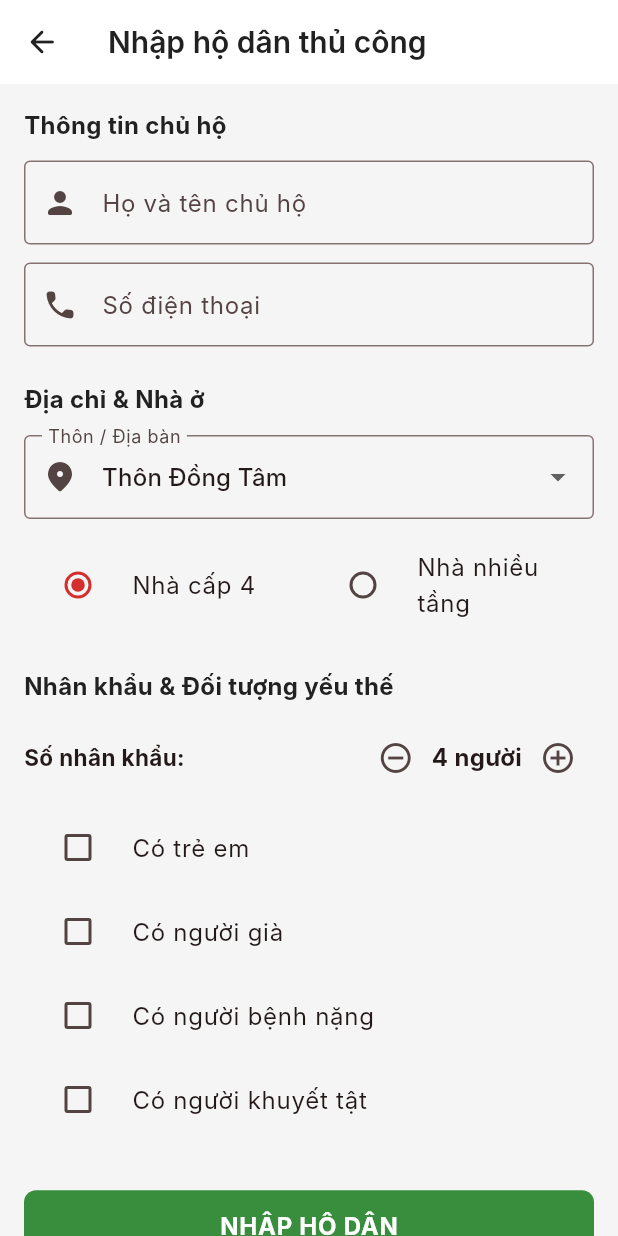
After one commit to Nhattuan9393/disaster-rescue-mobile, a Flutter app: the ManualEntryScreen screen opened by its route, on a phone screen of 412 x 824 dp. The commit adds this screen. Run offline on Flutter 3.47's test engine with Material 3 defaults, Android fonts, the phone set to English and light mode, and no system bars; our stand-ins replace connectivity_plus, flutter_riverpod, freezed_annotation, go_router, hive, hive_flutter; missing offline and left inert: mobile_scanner; accounts and stored records are empty; Roboto replaces fonts that are missing (Inter).

Commit message:
feat(household_registry): implement manual household entry (Screen 25) and duplicate resolution (Screen 26)

```diff
--- /dev/null
+++ b/lib/data/models/household_model.dart
@@ -0,0 +1,23 @@
+import 'package:freezed_annotation/freezed_annotation.dart';
+import 'package:disaster_rescue/data/models/sos_models.dart';
+
+part 'household_model.freezed.dart';
+part 'household_model.g.dart';
+
+@freezed
+class HouseholdModel with _$HouseholdModel {
+  const factory HouseholdModel({
+    required String id,
+    required String ownerName,
+    required String ownerPhone,
+    required String address, // Tên thôn (ví dụ: Đồng Tâm, Bản Vược)
+    required int peopleCount,
+    required HouseType houseType,
+    @Default(false) bool hasChildren,
+    @Default(false) bool hasElderly,
+    @Default(false) bool hasSeriouslyIll,
+    @Default(false) bool hasDisabled,
+  }) = _HouseholdModel;
+
+  factory HouseholdModel.fromJson(Map<String, dynamic> json) => _$HouseholdModelFromJson(json);
+}
--- a/lib/features/household/household_home_screen.dart
+++ b/lib/features/household/household_home_screen.dart
@@ -31,6 +31,7 @@ class HouseholdHomeScreen extends ConsumerWidget {
           ref.read(safetyReminderProvider.notifier).dismissReminder();
         });
       }
+    });
     // Lắng nghe trạng thái SOS để điều hướng đến màn hình chi tiết (Screen 05)
     ref.listen<SosState>(sosProvider, (previous, next) {
       if (next.buttonState == SosButtonState.sent &&
--- /dev/null
+++ b/lib/features/household_registry/manual_entry_screen.dart
@@ -0,0 +1,271 @@
+import 'package:flutter/material.dart';
+import 'package:flutter_riverpod/flutter_riverpod.dart';
+import 'package:go_router/go_router.dart';
+import 'package:disaster_rescue/core/theme/app_theme.dart';
+import 'package:disaster_rescue/features/household_registry/providers/household_registry_provider.dart';
+import 'package:disaster_rescue/data/models/household_model.dart';
+import 'package:disaster_rescue/data/models/sos_models.dart';
+
+class ManualEntryScreen extends ConsumerStatefulWidget {
+  const ManualEntryScreen({super.key});
+
+  @override
+  ConsumerState<ManualEntryScreen> createState() => _ManualEntryScreenState();
+}
+
+class _ManualEntryScreenState extends ConsumerState<ManualEntryScreen> {
+  final _formKey = GlobalKey<FormState>();
+  final _nameController = TextEditingController();
+  final _phoneController = TextEditingController();
+  String _address = 'Thôn Đồng Tâm';
+  int _peopleCount = 4;
+  HouseType _houseType = HouseType.level4;
+
+  bool _hasChildren = false;
+  bool _hasElderly = false;
+  bool _hasSeriouslyIll = false;
+  bool _hasDisabled = false;
+
+  @override
+  void dispose() {
+    _nameController.dispose();
+    _phoneController.dispose();
+    super.dispose();
+  }
+
+  void _handleSubmit() {
+    if (!_formKey.currentState!.validate()) return;
+
+    final newHousehold = HouseholdModel(
+      id: DateTime.now().microsecondsSinceEpoch.toString(),
+      ownerName: _nameController.text.trim(),
+      ownerPhone: _phoneController.text.trim(),
+      address: _address,
+      peopleCount: _peopleCount,
+      houseType: _houseType,
+      hasChildren: _hasChildren,
+      hasElderly: _hasElderly,
+      hasSeriouslyIll: _hasSeriouslyIll,
+      hasDisabled: _hasDisabled,
+    );
+
+    final success = ref.read(householdRegistryProvider.notifier).addHousehold(newHousehold);
+
+    if (success && mounted) {
+      ScaffoldMessenger.of(context).showSnackBar(
+        const SnackBar(
+          content: Text('Đã nhập hộ dân thành công!'),
+          backgroundColor: AppColors.statusSafe,
+        ),
+      );
+      context.pop();
+    } else if (mounted) {
+      final error = ref.read(householdRegistryProvider).error;
+      ScaffoldMessenger.of(context).showSnackBar(
+        SnackBar(
+          content: Text(error ?? 'Có lỗi xảy ra khi nhập hộ dân.'),
+          backgroundColor: AppColors.primary,
+        ),
+      );
+    }
+  }
+
+  @override
+  Widget build(BuildContext context) {
+    return Scaffold(
+      backgroundColor: AppColors.background,
+      appBar: AppBar(
+        title: const Text('Nhập hộ dân thủ công'),
+        leading: IconButton(
+          icon: const Icon(Icons.arrow_back_rounded),
+          onPressed: () => context.pop(),
+        ),
+      ),
+      body: SingleChildScrollView(
+        padding: const EdgeInsets.all(AppSpacing.base),
+        child: Form(
+          key: _formKey,
+          child: Column(
+            crossAxisAlignment: CrossAxisAlignment.stretch,
+            children: [
+              const Text(
+                'Thông tin chủ hộ',
+                style: TextStyle(
+                  fontSize: 16,
+                  fontWeight: FontWeight.bold,
+                  color: AppColors.textPrimary,
+                  fontFamily: AppTypography.fontFamily,
+                ),
+              ),
+              const SizedBox(height: AppSpacing.md),
+
+              TextFormField(
+                controller: _nameController,
+                decoration: const InputDecoration(
+                  labelText: 'Họ và tên chủ hộ',
+                  prefixIcon: Icon(Icons.person_rounded),
+                  border: OutlineInputBorder(),
+                ),
+                validator: (val) {
+                  if (val == null || val.trim().isEmpty) {
+                    return 'Vui lòng nhập họ tên chủ hộ.';
+                  }
+                  return null;
+                },
+              ),
+              const SizedBox(height: AppSpacing.md),
+
+              TextFormField(
+                controller: _phoneController,
+                keyboardType: TextInputType.phone,
+                decoration: const InputDecoration(
+                  labelText: 'Số điện thoại',
+                  prefixIcon: Icon(Icons.phone_rounded),
+                  border: OutlineInputBorder(),
+                ),
+                validator: (val) {
+                  if (val == null || val.trim().isEmpty) {
+                    return 'Vui lòng nhập số điện thoại.';
+                  }
+                  if (!RegExp(r'^\d{10}$').hasMatch(val.trim())) {
+                    return 'Số điện thoại phải gồm 10 chữ số.';
+                  }
+                  return null;
+                },
+              ),
+              const SizedBox(height: AppSpacing.lg),
+
+              const Text(
+                'Địa chỉ & Nhà ở',
+                style: TextStyle(
+                  fontSize: 16,
+                  fontWeight: FontWeight.bold,
+                  color: AppColors.textPrimary,
+                  fontFamily: AppTypography.fontFamily,
+                ),
+              ),
+              const SizedBox(height: AppSpacing.md),
+
+              DropdownButtonFormField<String>(
+                value: _address,
+                decoration: const InputDecoration(
+                  labelText: 'Thôn / Địa bàn',
+                  prefixIcon: Icon(Icons.location_on_rounded),
+                  border: OutlineInputBorder(),
+                ),
+                items: const [
+                  DropdownMenuItem(value: 'Thôn Đồng Tâm', child: Text('Thôn Đồng Tâm')),
+                  DropdownMenuItem(value: 'Thôn Bản Vược', child: Text('Thôn Bản Vược')),
+                  DropdownMenuItem(value: 'Thôn Nam Ngàn', child: Text('Thôn Nam Ngàn')),
+                ],
+                onChanged: (val) => setState(() => _address = val!),
+              ),
+              const SizedBox(height: AppSpacing.md),
+
+              Row(
+                children: [
+                  Expanded(
+                    child: RadioListTile<HouseType>(
+                      title: const Text('Nhà cấp 4'),
+                      value: HouseType.level4,
+                      groupValue: _houseType,
+                      onChanged: (val) => setState(() => _houseType = val!),
+                    ),
+                  ),
+                  Expanded(
+                    child: RadioListTile<HouseType>(
+                      title: const Text('Nhà nhiều tầng'),
+                      value: HouseType.multiStory,
+                      groupValue: _houseType,
+                      onChanged: (val) => setState(() => _houseType = val!),
+                    ),
+                  ),
+                ],
+              ),
+              const SizedBox(height: AppSpacing.lg),
+
+              const Text(
+                'Nhân khẩu & Đối tượng yếu thế',
+                style: TextStyle(
+                  fontSize: 16,
+                  fontWeight: FontWeight.bold,
+                  color: AppColors.textPrimary,
+                  fontFamily: AppTypography.fontFamily,
+                ),
+              ),
+              const SizedBox(height: AppSpacing.md),
+
+              Row(
+                mainAxisAlignment: MainAxisAlignment.spaceBetween,
+                children: [
+                  const Text('Số nhân khẩu:', style: TextStyle(fontSize: 15, fontWeight: FontWeight.bold)),
+                  Row(
+                    children: [
+                      IconButton(
+                        onPressed: _peopleCount > 1 ? () => setState(() => _peopleCount--) : null,
+                        icon: const Icon(Icons.remove_circle_outline),
+                      ),
+                      Text(
+                        '$_peopleCount người',
+                        style: const TextStyle(fontSize: 16, fontWeight: FontWeight.bold),
+                      ),
+                      IconButton(
+                        onPressed: () => setState(() => _peopleCount++),
+                        icon: const Icon(Icons.add_circle_outline),
+                      ),
+                    ],
+                  ),
+                ],
+              ),
+              const SizedBox(height: AppSpacing.sm),
+
+              CheckboxListTile(
+                title: const Text('Có trẻ em'),
+                value: _hasChildren,
+                onChanged: (val) => setState(() => _hasChildren = val ?? false),
+                controlAffinity: ListTileControlAffinity.leading,
+              ),
+              CheckboxListTile(
+                title: const Text('Có người già'),
+                value: _hasElderly,
+                onChanged: (val) => setState(() => _hasElderly = val ?? false),
+                controlAffinity: ListTileControlAffinity.leading,
+              ),
+              CheckboxListTile(
+                title: const Text('Có người bệnh nặng'),
+                value: _hasSeriouslyIll,
+                onChanged: (val) => setState(() => _hasSeriouslyIll = val ?? false),
+                controlAffinity: ListTileControlAffinity.leading,
+              ),
+              CheckboxListTile(
+                title: const Text('Có người khuyết tật'),
+                value: _hasDisabled,
+                onChanged: (val) => setState(() => _hasDisabled = val ?? false),
+                controlAffinity: ListTileControlAffinity.leading,
+              ),
+              const SizedBox(height: AppSpacing.xl),
+
+              ElevatedButton(
+                onPressed: _handleSubmit,
+                style: ElevatedButton.styleFrom(
+                  backgroundColor: AppColors.statusSafe,
+                  foregroundColor: Colors.white,
+                  padding: const EdgeInsets.symmetric(vertical: 14),
+                  shape: RoundedRectangleBorder(borderRadius: AppRadius.button),
+                ),
+                child: const Text(
+                  'NHẬP HỘ DÂN',
+                  style: TextStyle(
+                    fontSize: 16,
+                    fontWeight: FontWeight.bold,
+                    letterSpacing: 0.5,
+                  ),
+                ),
+              ),
+            ],
+          ),
+        ),
+      ),
+    );
+  }
+}
```
Also changed, not shown: lib/core/router/app_router.dart (+10 -0 lines), lib/features/household_registry/duplicate_resolution_screen.dart (added, +238 -0 lines), lib/features/household_registry/providers/household_registry_provider.dart (added, +156 -0 lines), lib/data/models/household_model.freezed.dart (added), lib/data/models/household_model.g.dart (added), 1 other file.
